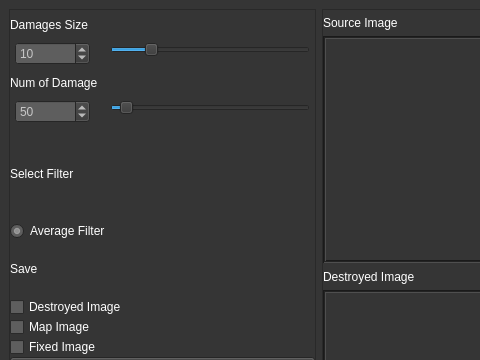
The window that mainwindow.ui (raidgar98/AMF_v1) describes before a commit, drawn with Qt 5; both pictures show x 0 to 480 and y 0 to 360 of the 1005 by 527 pixel window.
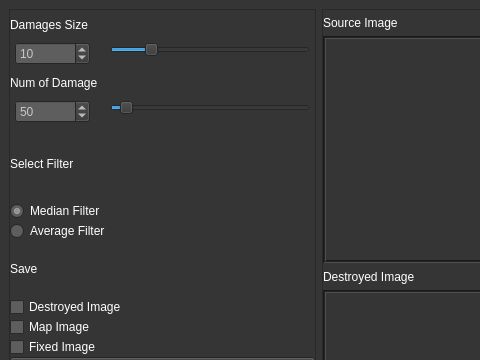
The same window after the commit.

Commit message: WIP: updated GUI for new filter, added new filter, preimplemented algorithms

```diff
--- a/mainwindow.ui
+++ b/mainwindow.ui
@@ -678,13 +678,23 @@
              </property>
             </widget>
            </item>
+           <item>
+            <widget class="QRadioButton" name="MedianRBtn">
+             <property name="text">
+              <string>Median Filter</string>
+             </property>
+             <property name="checked">
+              <bool>true</bool>
+             </property>
+            </widget>
+           </item>
            <item>
             <widget class="QRadioButton" name="AverageRBtn">
              <property name="text">
               <string>Average Filter</string>
              </property>
              <property name="checked">
-              <bool>true</bool>
+              <bool>false</bool>
              </property>
             </widget>
            </item>
```
The commit also changes 11 other files.
